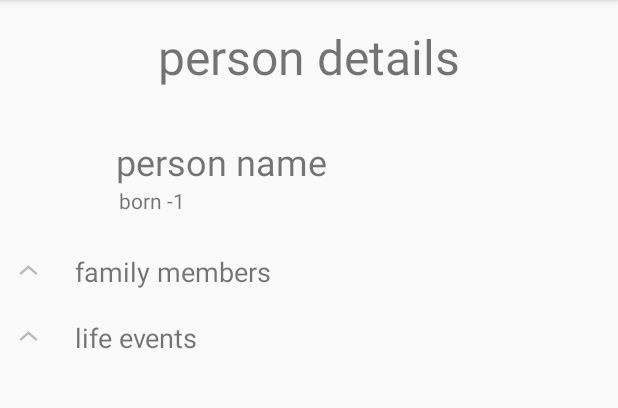
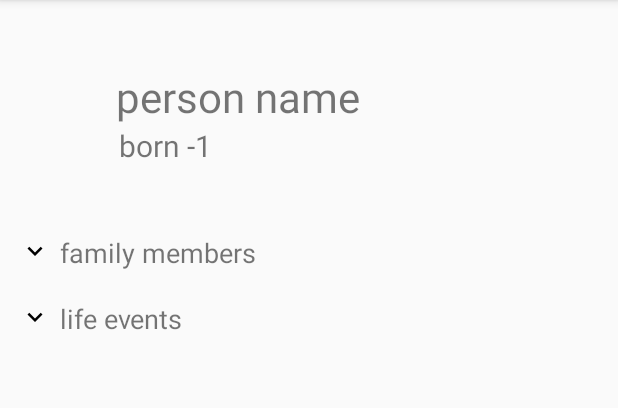
Before and after one commit to lukeludlow/FamilyMap, an Android app: the PersonActivity screen opened directly, with no data from a screen before it, on a phone screen of 412 x 824 dp, the part 84-492 px from its top. Run offline under Robolectric (Android 15) with nearby library versions, the phone set to English and light mode, and no system bars; libraries missing offline, so code that uses them is left out: com.joanzapata.iconify; 8 statements that could not run were skipped.

Commit message:
person activity and expandable list format

```diff
--- /dev/null
+++ b/app/src/main/res/drawable/expandable_indicator.xml
@@ -0,0 +1,30 @@
+<selector xmlns:android="http://schemas.android.com/apk/res/android">
+    <item android:state_expanded="true">
+        <layer-list>
+            <item
+                android:left="0dp"
+                android:right="20dp"
+                android:top="0dp"
+                android:bottom="0dp"
+                android:height="20dp"
+                android:width="20dp"
+                android:gravity="center"
+                android:drawable="@drawable/ic_arrow_down_black_24dp">
+            </item>
+        </layer-list>
+    </item>
+    <item android:state_expanded="false">
+        <layer-list>
+            <item
+                android:left="0dp"
+                android:right="20dp"
+                android:top="0dp"
+                android:bottom="0dp"
+                android:height="20dp"
+                android:width="20dp"
+                android:gravity="center"
+                android:drawable="@drawable/ic_arrow_right_black_24dp">
+            </item>
+        </layer-list>
+    </item>
+</selector>
--- /dev/null
+++ b/app/src/main/res/drawable/ic_arrow_down_black_24dp.xml
@@ -0,0 +1,9 @@
+<vector xmlns:android="http://schemas.android.com/apk/res/android"
+        android:width="24dp"
+        android:height="24dp"
+        android:viewportWidth="24.0"
+        android:viewportHeight="24.0">
+    <path
+        android:fillColor="#FF000000"
+        android:pathData="M7.41,7.84L12,12.42l4.59,-4.58L18,9.25l-6,6 -6,-6z"/>
+</vector>
--- /dev/null
+++ b/app/src/main/res/drawable/ic_arrow_right_black_24dp.xml
@@ -0,0 +1,9 @@
+<vector xmlns:android="http://schemas.android.com/apk/res/android"
+        android:width="24dp"
+        android:height="24dp"
+        android:viewportWidth="24.0"
+        android:viewportHeight="24.0">
+    <path
+        android:fillColor="#FF000000"
+        android:pathData="M8.59,16.34l4.58,-4.59 -4.58,-4.59L10,5.75l6,6 -6,6z"/>
+</vector>
--- a/app/src/main/res/layout/activity_person.xml
+++ b/app/src/main/res/layout/activity_person.xml
@@ -7,15 +7,9 @@
     android:orientation="vertical"
     tools:context=".ui.PersonActivity">
 
-    <TextView
-        android:layout_width="match_parent"
-        android:layout_height="45dp"
-        android:layout_margin="15dp"
-        android:gravity="center"
-        android:text="person details"
-        android:textSize="32dp" />
-
     <LinearLayout
+        android:paddingTop="30dp"
+        android:paddingBottom="10dp"
         android:layout_margin="15dp"
         android:orientation="horizontal"
         android:layout_width="match_parent"
@@ -43,7 +37,7 @@
                 android:layout_height="wrap_content"
                 android:layout_gravity="left"
                 android:textAlignment="gravity"
-                android:textSize="24sp"
+                android:textSize="28sp"
                 android:text="person name"
                 />
 
@@ -53,7 +47,7 @@
                 android:layout_height="wrap_content"
                 android:layout_gravity="left"
                 android:textAlignment="gravity"
-                android:textSize="14sp"
+                android:textSize="20sp"
                 android:paddingLeft="2dp"
                 android:text="person details"
                 />
@@ -70,6 +64,8 @@
         android:divider="@android:color/darker_gray"
         android:indicatorLeft="?android:attr/expandableListPreferredItemIndicatorLeft"
         android:dividerHeight="0dp"
+        android:groupIndicator="@drawable/expandable_indicator"
+        android:layout_margin="10dp"
         >
 
 
--- a/app/src/main/res/layout/expandable_list_group.xml
+++ b/app/src/main/res/layout/expandable_list_group.xml
@@ -10,8 +10,8 @@
         android:layout_height="wrap_content"
         android:layout_margin="10dp"
         android:textSize="18sp"
-        android:paddingLeft="?android:attr/expandableListPreferredItemPaddingLeft"
-        android:text="family members" />
+        android:paddingLeft="20dp"
+        android:text="group name" />
 
 
 
```
Also changed, not shown: app/src/main/java/dev/lukel/familymap/ui/PersonActivity.java (+25 -4 lines), app/src/main/res/layout/expandable_list_item.xml (+33 -8 lines).
